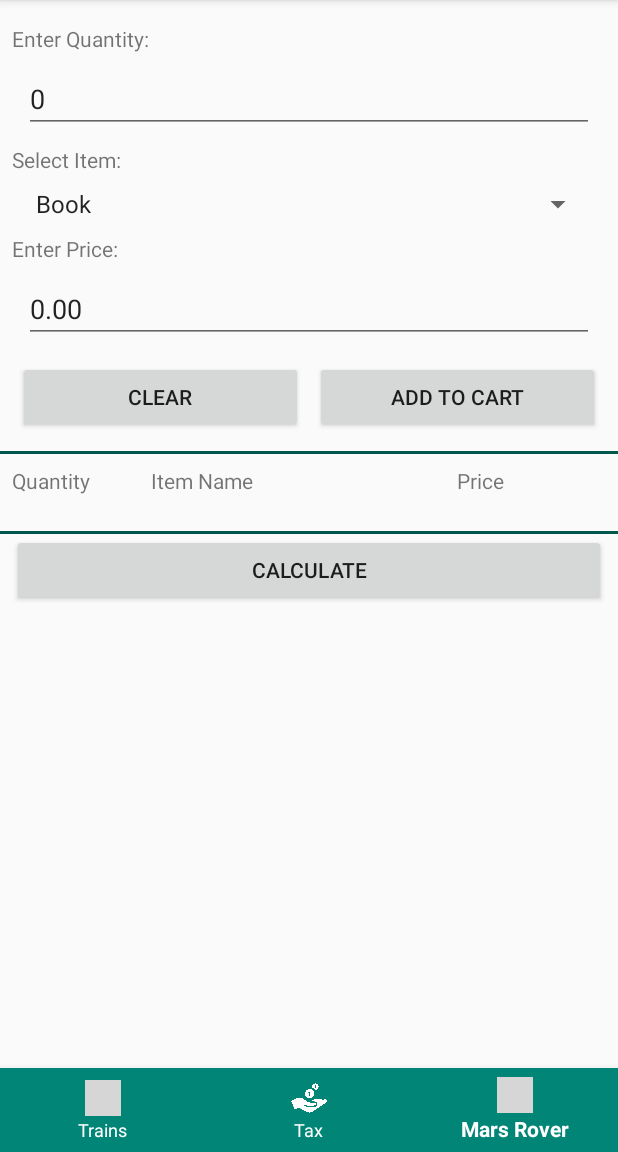
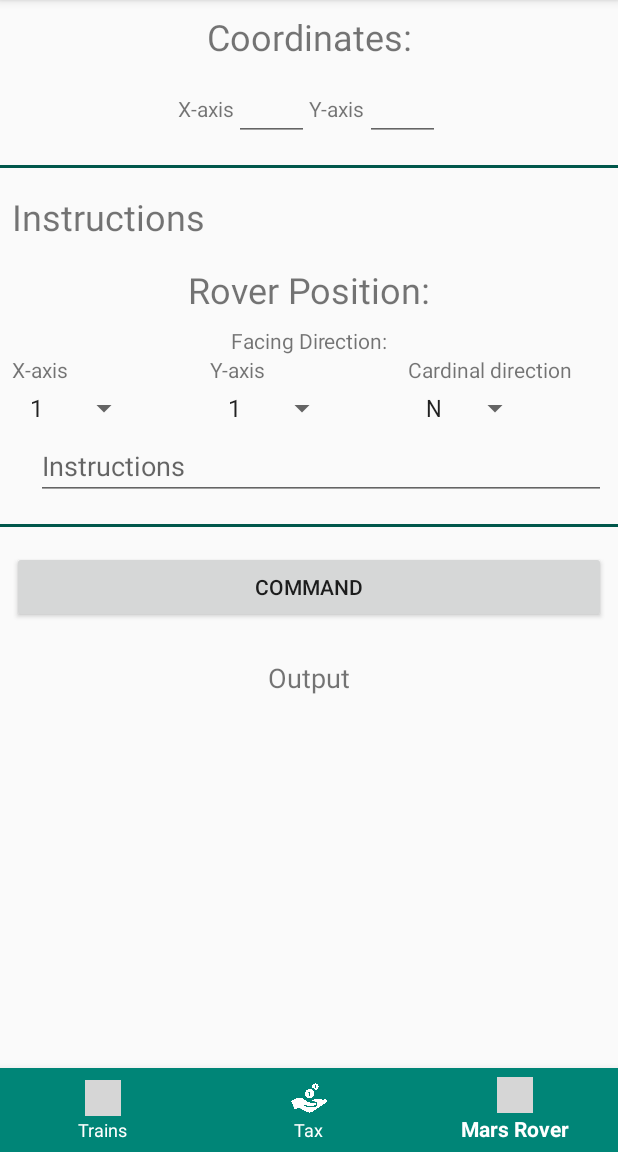
Before and after one commit to vejathegreat/trackmatic, an Android app: the screen it shows after launch (MainActivity), item 3 of the bottom bar chosen, on a phone screen of 412 x 824 dp, the part 84-1236 px from its top. Run offline under Robolectric (Android 15) with nearby library versions, the phone set to English and light mode, and no system bars; grey boxes are pictures that could not be loaded.

Commit message:
Completed The mars Rover Problem

```diff
--- a/app/src/main/java/com/velaphi/trackmatic/MainActivity.java
+++ b/app/src/main/java/com/velaphi/trackmatic/MainActivity.java
@@ -2,13 +2,16 @@ package com.velaphi.trackmatic;
 
 import android.support.annotation.NonNull;
 import android.support.design.widget.BottomNavigationView;
+import android.support.v4.app.Fragment;
 import android.support.v4.app.FragmentTransaction;
 import android.support.v7.app.AppCompatActivity;
 import android.os.Bundle;
 import android.view.MenuItem;
 import android.widget.Toast;
 
+import com.velaphi.trackmatic.marsRover.MarsRoverFragment;
 import com.velaphi.trackmatic.taxProblem.SalesTaxFragment;
+import com.velaphi.trackmatic.trainsProblem.TrainsFragment;
 
 public class MainActivity extends AppCompatActivity {
 
@@ -23,20 +26,24 @@ public class MainActivity extends AppCompatActivity {
             public boolean onNavigationItemSelected(@NonNull MenuItem item) {
                 switch (item.getItemId()) {
                     case R.id.action_tax:
-                        SalesTaxFragment fragment = new SalesTaxFragment();
-                        FragmentTransaction transaction = getSupportFragmentManager().beginTransaction();
-                        transaction.replace(R.id.frameLayout, fragment);
-                        transaction.commit();
+                        openFragment(new SalesTaxFragment());
                         break;
                     case R.id.action_trains:
-                        Toast.makeText(MainActivity.this, "Trains", Toast.LENGTH_SHORT).show();
+                        openFragment(new TrainsFragment());
                         break;
                     case R.id.action_rover:
-                        Toast.makeText(MainActivity.this, "Mars Rover", Toast.LENGTH_SHORT).show();
+                        openFragment(new MarsRoverFragment());
                         break;
                 }
                 return true;
             }
         });
     }
+
+    private void openFragment(Fragment fragment){
+        FragmentTransaction transaction = getSupportFragmentManager().beginTransaction();
+        transaction.replace(R.id.frameLayout, fragment);
+        transaction.commit();
+    }
+
 }
--- a/app/src/main/java/com/velaphi/trackmatic/marsRover/MarsRoverFragment.java
+++ b/app/src/main/java/com/velaphi/trackmatic/marsRover/MarsRoverFragment.java
@@ -1,6 +1,70 @@
 package com.velaphi.trackmatic.marsRover;
 
+import android.os.Bundle;
 import android.support.v4.app.Fragment;
+import android.util.Log;
+import android.view.LayoutInflater;
+import android.view.View;
+import android.view.ViewGroup;
+import android.widget.Button;
+import android.widget.EditText;
+import android.widget.Spinner;
+import android.widget.TextView;
+
+import com.velaphi.trackmatic.R;
 
 public class MarsRoverFragment extends Fragment {
+
+    private EditText xCoordinatesEditText;
+    private EditText yCoordinatesEditText;
+    private Spinner xAxisSpinner;
+    private Spinner yAxisSpinner;
+    private Spinner cardinalDirectionSpinner;
+    private TextView output;
+    private TextView instructionsTextview;
+
+    @Override
+    public void onCreate(Bundle savedInstanceState) {
+        super.onCreate(savedInstanceState);
+    }
+
+    @Override
+    public View onCreateView(LayoutInflater inflater, ViewGroup container,
+                             Bundle savedInstanceState) {
+
+        View view = inflater.inflate(R.layout.fragment_mars_rover, container, false);
+        setupView(view);
+        return view;
+    }
+
+    private void setupView(View view) {
+        xCoordinatesEditText = view.findViewById(R.id.x_axis_editText);
+        yCoordinatesEditText = view.findViewById(R.id.y_axis_editText);
+        xAxisSpinner = view.findViewById(R.id.x_axis_spinner);
+        yAxisSpinner = view.findViewById(R.id.y_axis_spinner);
+        cardinalDirectionSpinner  = view.findViewById(R.id.direction_spinner);
+        instructionsTextview = view.findViewById(R.id.instruction_editText);
+        Button commandButton = view.findViewById(R.id.command_button);
+        output = view.findViewById(R.id.results_textview);
+        commandButton.setOnClickListener(new View.OnClickListener() {
+            @Override
+            public void onClick(View v) {
+                directRover();
+            }
+        });
+    }
+
+    private void directRover() {
+        String xCoordinate = xCoordinatesEditText.getText().toString();
+        String yCoordinate = yCoordinatesEditText.getText().toString();
+        String xAxis = xAxisSpinner.getSelectedItem().toString();
+        String yAxis = yAxisSpinner.getSelectedItem().toString();
+        String direction = cardinalDirectionSpinner.getSelectedItem().toString();
+        String instructions = instructionsTextview.getText().toString();
+
+        MarsRover rover = new MarsRover();
+        String result = xCoordinate + " " + yCoordinate + "\n" + xAxis + " " + yAxis + " " + direction + "\n" + instructions;
+
+        output.setText(rover.execute(result));
+    }
 }
--- a/app/src/main/java/com/velaphi/trackmatic/taxProblem/SalesTaxFragment.java
+++ b/app/src/main/java/com/velaphi/trackmatic/taxProblem/SalesTaxFragment.java
@@ -1,6 +1,5 @@
 package com.velaphi.trackmatic.taxProblem;
 
-import android.annotation.SuppressLint;
 import android.os.Bundle;
 import android.support.v4.app.Fragment;
 import android.support.v7.widget.DefaultItemAnimator;
@@ -42,7 +41,7 @@ public class SalesTaxFragment extends Fragment {
     public View onCreateView(LayoutInflater inflater, ViewGroup container,
                              Bundle savedInstanceState) {
 
-        View view = inflater.inflate(R.layout.sales_tax_fragment, container, false);
+        View view = inflater.inflate(R.layout.fragment_sales_tax, container, false);
         setupView(view);
         setupRecyclerView();
         setupSpinner();
--- a/app/src/main/java/com/velaphi/trackmatic/models/Edge.java
+++ b/app/src/main/java/com/velaphi/trackmatic/trainsProblem/models/Edge.java
@@ -1,4 +1,4 @@
-package com.velaphi.trackmatic.models;
+package com.velaphi.trackmatic.trainsProblem.models;
 
 public class Edge {
 
--- a/app/src/main/java/com/velaphi/trackmatic/models/Graph.java
+++ b/app/src/main/java/com/velaphi/trackmatic/trainsProblem/models/Graph.java
@@ -1,4 +1,4 @@
-package com.velaphi.trackmatic.models;
+package com.velaphi.trackmatic.trainsProblem.models;
 
 import android.annotation.SuppressLint;
 
--- /dev/null
+++ b/app/src/main/res/layout/fragment_mars_rover.xml
@@ -0,0 +1,232 @@
+<?xml version="1.0" encoding="utf-8"?>
+<android.support.constraint.ConstraintLayout
+    xmlns:android="http://schemas.android.com/apk/res/android"
+    xmlns:app="http://schemas.android.com/apk/res-auto"
+    xmlns:tools="http://schemas.android.com/tools"
+    android:layout_width="match_parent"
+    android:layout_height="match_parent">
+
+    <TextView
+        android:id="@+id/textView2"
+        android:layout_width="0dp"
+        android:layout_height="wrap_content"
+        android:layout_marginStart="8dp"
+        android:layout_marginEnd="8dp"
+        android:text="@string/coordinates"
+        android:textAlignment="center"
+        android:textSize="24sp"
+        app:layout_constraintEnd_toEndOf="parent"
+        app:layout_constraintStart_toStartOf="parent"
+        app:layout_constraintTop_toTopOf="parent" />
+
+    <LinearLayout
+        android:id="@+id/linearLayout2"
+        android:layout_width="wrap_content"
+        android:layout_height="wrap_content"
+        android:layout_marginStart="8dp"
+        android:layout_marginTop="8dp"
+        android:layout_marginEnd="8dp"
+        android:orientation="horizontal"
+        app:layout_constraintEnd_toEndOf="parent"
+        app:layout_constraintStart_toStartOf="parent"
+        app:layout_constraintTop_toBottomOf="@+id/textView2">
+
+        <TextView
+            android:layout_width="wrap_content"
+            android:layout_height="wrap_content"
+            android:text="@string/x_axis" />
+
+        <EditText
+            android:id="@+id/x_axis_editText"
+            android:layout_width="50dp"
+            android:layout_height="wrap_content"
+            android:ems="10"
+            android:inputType="number" />
+
+        <TextView
+            android:layout_width="wrap_content"
+            android:layout_height="wrap_content"
+            android:text="@string/y_axis" />
+
+        <EditText
+            android:id="@+id/y_axis_editText"
+            android:layout_width="50dp"
+            android:layout_height="wrap_content"
+            android:ems="10"
+            android:inputType="number" />
+    </LinearLayout>
+
+    <View
+        android:id="@+id/divider"
+        android:layout_width="match_parent"
+        android:layout_height="2dp"
+        android:layout_marginTop="16dp"
+        android:background="@color/colorPrimaryDark"
+        app:layout_constraintEnd_toEndOf="parent"
+        app:layout_constraintStart_toStartOf="parent"
+        app:layout_constraintTop_toBottomOf="@+id/linearLayout2" />
+
+    <TextView
+        android:id="@+id/textView5"
+        android:layout_width="0dp"
+        android:layout_height="wrap_content"
+        android:layout_marginStart="8dp"
+        android:layout_marginTop="16dp"
+        android:layout_marginEnd="8dp"
+        android:text="@string/instructions"
+        android:textSize="24sp"
+        app:layout_constraintEnd_toEndOf="parent"
+        app:layout_constraintStart_toStartOf="parent"
+        app:layout_constraintTop_toBottomOf="@+id/divider" />
+
+    <TextView
+        android:id="@+id/textView8"
+        android:layout_width="wrap_content"
+        android:layout_height="wrap_content"
+        android:layout_marginStart="8dp"
+        android:layout_marginTop="16dp"
+        android:layout_marginEnd="8dp"
+        android:text="@string/position"
+        android:textSize="24sp"
+        app:layout_constraintEnd_toEndOf="parent"
+        app:layout_constraintStart_toStartOf="parent"
+        app:layout_constraintTop_toBottomOf="@+id/textView5" />
+
+    <LinearLayout
+        android:id="@+id/position_holder"
+        android:layout_width="0dp"
+        android:layout_height="wrap_content"
+        android:layout_margin="8dp"
+        android:orientation="vertical"
+        app:layout_constraintEnd_toEndOf="parent"
+        app:layout_constraintStart_toStartOf="parent"
+        app:layout_constraintTop_toBottomOf="@+id/textView8">
+
+        <TextView
+            android:layout_width="match_parent"
+            android:layout_height="wrap_content"
+            android:text="@string/facing_direction"
+            android:textAlignment="center" />
+
+        <LinearLayout
+            android:layout_width="match_parent"
+            android:layout_height="match_parent"
+            android:orientation="horizontal">
+
+            <LinearLayout
+                android:layout_width="match_parent"
+                android:layout_height="match_parent"
+                android:layout_weight="1"
+                android:orientation="vertical">
+                <TextView
+                    android:layout_width="wrap_content"
+                    android:layout_height="wrap_content"
+                    android:text="@string/x_axis"/>
+                <Spinner
+                    android:id="@+id/x_axis_spinner"
+                    android:layout_width="wrap_content"
+                    android:layout_height="wrap_content"
+                    android:layout_margin="4dp"
+                    android:entries="@array/axis" />
+            </LinearLayout>
+
+            <LinearLayout
+                android:layout_width="match_parent"
+                android:layout_height="match_parent"
+                android:layout_weight="1"
+                android:orientation="vertical">
+                <TextView
+                    android:layout_width="wrap_content"
+                    android:layout_height="wrap_content"
+                    android:text="@string/y_axis"/>
+                <Spinner
+                    android:id="@+id/y_axis_spinner"
+                    android:layout_width="wrap_content"
+                    android:layout_height="wrap_content"
+                    android:layout_margin="4dp"
+                    android:entries="@array/axis" />
+            </LinearLayout>
+
+            <LinearLayout
+                android:layout_width="match_parent"
+                android:layout_height="match_parent"
+                android:layout_weight="1"
+                android:orientation="vertical">
+
+                <TextView
+                    android:layout_width="wrap_content"
+                    android:layout_height="wrap_content"
+                    android:text="@string/cardinal_direction"/>
+                <Spinner
+                    android:id="@+id/direction_spinner"
+                    android:layout_width="wrap_content"
+                    android:layout_height="wrap_content"
+                    android:layout_margin="4dp"
+                    android:entries="@array/direction" />
+            </LinearLayout>
+
+        </LinearLayout>
+
+
+        <EditText
+            android:id="@+id/instruction_editText"
+            android:layout_width="match_parent"
+            android:layout_height="match_parent"
+            android:layout_marginStart="16dp"
+            android:ems="10"
+            android:hint="@string/instructions"
+            android:inputType="textPersonName"
+            app:layout_constraintStart_toStartOf="parent" />
+    </LinearLayout>
+
+    <View
+        android:id="@+id/divider2"
+        android:layout_width="match_parent"
+        android:layout_height="2dp"
+        android:layout_marginTop="16dp"
+        android:background="@color/colorPrimaryDark"
+        app:layout_constraintEnd_toEndOf="parent"
+        app:layout_constraintStart_toStartOf="parent"
+        app:layout_constraintTop_toBottomOf="@+id/position_holder" />
+
+    <Button
+        android:id="@+id/command_button"
+        android:layout_width="0dp"
+        android:layout_height="wrap_content"
+        android:layout_marginStart="8dp"
+        android:layout_marginTop="16dp"
+        android:layout_marginEnd="8dp"
+        android:text="@string/command"
+        app:layout_constraintEnd_toEndOf="parent"
+        app:layout_constraintStart_toStartOf="parent"
+        app:layout_constraintTop_toBottomOf="@+id/divider2" />
+
+    <TextView
+        android:id="@+id/results_textview"
+        android:layout_width="wrap_content"
+        android:layout_height="wrap_content"
+        android:layout_marginTop="8dp"
+        android:layout_marginBottom="8dp"
+        android:textSize="24sp"
+        app:layout_constraintBottom_toBottomOf="parent"
+        app:layout_constraintEnd_toEndOf="parent"
+        app:layout_constraintStart_toStartOf="parent"
+        app:layout_constraintTop_toBottomOf="@+id/textView10" />
+
+    <TextView
+        android:id="@+id/textView10"
+        android:layout_width="0dp"
+        android:layout_height="wrap_content"
+        android:layout_marginStart="8dp"
+        android:layout_marginTop="24dp"
+        android:layout_marginEnd="8dp"
+        android:text="@string/output"
+        android:textAlignment="center"
+        android:textSize="18sp"
+        app:layout_constraintEnd_toEndOf="parent"
+        app:layout_constraintStart_toStartOf="parent"
+        app:layout_constraintTop_toBottomOf="@+id/command_button" />
+
+
+
+</android.support.constraint.ConstraintLayout>
--- /dev/null
+++ b/app/src/main/res/layout/fragment_trains.xml
@@ -0,0 +1,6 @@
+<?xml version="1.0" encoding="utf-8"?>
+<android.support.constraint.ConstraintLayout
+    xmlns:android="http://schemas.android.com/apk/res/android" android:layout_width="match_parent"
+    android:layout_height="match_parent">
+
+</android.support.constraint.ConstraintLayout>
--- a/app/src/main/res/values/strings.xml
+++ b/app/src/main/res/values/strings.xml
@@ -11,6 +11,17 @@
     <string name="enter_quantity">Enter Quantity:</string>
     <string name="enter_price">Enter Price:</string>
     <string name="select_item">Select Item:</string>
+    <string name="coordinates">Coordinates:</string>
+    <string name="x_axis">X-axis</string>
+    <string name="y_axis">Y-axis</string>
+    <string name="line_1">Line 1</string>
+    <string name="line_two">Line two</string>
+    <string name="instructions">Instructions</string>
+    <string name="position">Rover Position:</string>
+    <string name="output">Output</string>
+    <string name="command">Command</string>
+    <string name="facing_direction">Facing Direction:</string>
+    <string name="cardinal_direction">Cardinal direction</string>
 
     <string-array name="problem_statements">
         <item>Trains &amp; Towns </item>
@@ -46,4 +57,24 @@
         <item>Imported bottle of perfume</item>
     </string-array>
 
+    <string-array name="direction">
+        <item>N</item>
+        <item>W</item>
+        <item>E</item>
+        <item>S</item>
+    </string-array>
+
+    <string-array name="axis">
+        <item>1</item>
+        <item>2</item>
+        <item>3</item>
+        <item>4</item>
+        <item>5</item>
+        <item>6</item>
+        <item>7</item>
+        <item>8</item>
+        <item>9</item>
+        <item>10</item>
+    </string-array>
+
 </resources>
```
Also changed, not shown: app/src/main/java/com/velaphi/trackmatic/marsRover/Direction.java (added, +52 -0 lines), app/src/main/java/com/velaphi/trackmatic/marsRover/Instruction.java (added, +32 -0 lines), app/src/main/java/com/velaphi/trackmatic/marsRover/MarsRover.java (added, +43 -0 lines), app/src/main/java/com/velaphi/trackmatic/marsRover/RoverCommand.java (added, +32 -0 lines), app/src/main/java/com/velaphi/trackmatic/marsRover/RoverPosition.java (added, +60 -0 lines), app/src/main/java/com/velaphi/trackmatic/trainsProblem/TrainsFragment.java (added, +25 -0 lines), app/src/main/res/layout/activity_trains_and_towns.xml (deleted, +0 -9 lines), app/src/main/res/layout/fragment_sales_tax.xml (renamed from app/src/main/res/layout/sales_tax_fragment.xml).
